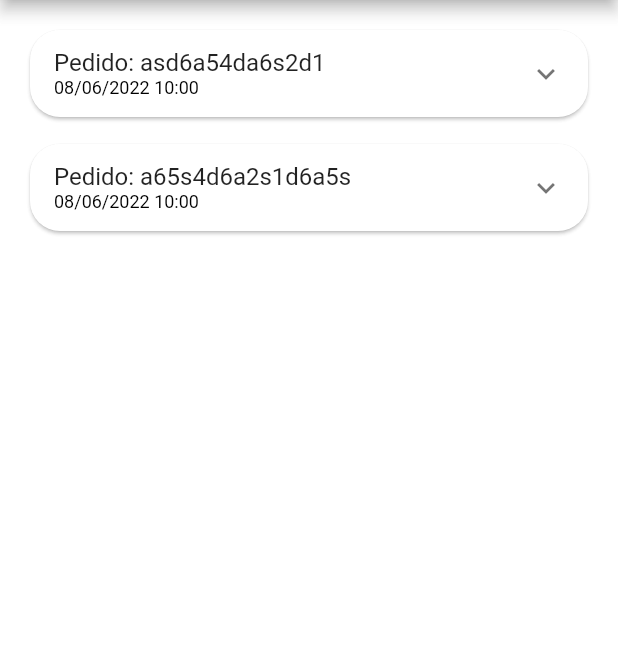
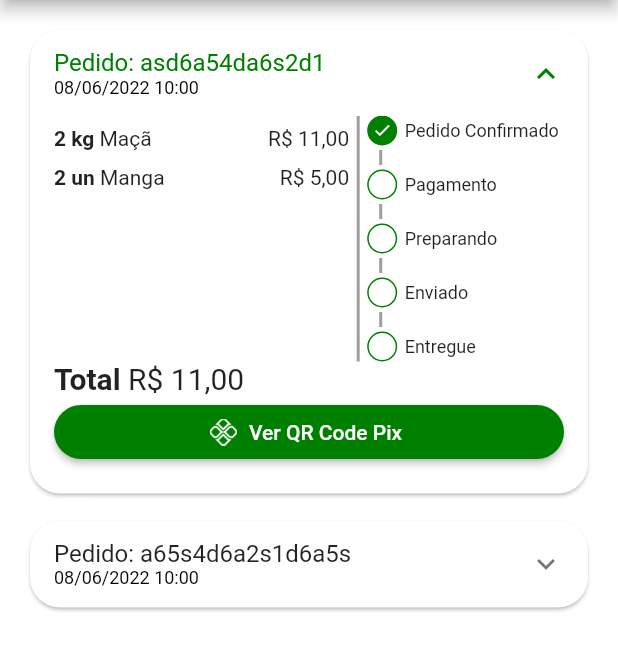
Before and after one commit to laisriquieri/hortifruti-flutter, a Flutter app: the OrdersTab screen opened directly, on a phone screen of 412 x 824 dp, the part 84-755 px from its top. Run offline on Flutter 3.47's test engine with Material 2 defaults, Android fonts, the light colour scheme and no system bars; our stand-ins replace animated_text_kit, badges, mask_text_input_formatter, qr_flutter.

Commit message:
Tela Pedidos Finalizada

```diff
--- /dev/null
+++ b/lib/src/pages/orders/components/order_status_widget.dart
@@ -0,0 +1,130 @@
+import 'package:app_comerce/src/config/custom_colors.dart';
+import 'package:flutter/material.dart';
+
+class OrderStatusWidget extends StatelessWidget {
+  final String status;
+  final bool isOverdue;
+
+  final Map<String, int> allStatus = <String, int>{
+    'pending_payment': 0,
+    'refunded': 1,
+    'paid': 2,
+    'preparing_purchase': 3,
+    'shipping': 4,
+    'delivered': 5,
+  };
+
+  int get currentStatus => allStatus[status]!;
+
+  OrderStatusWidget({
+    Key? key,
+    required this.isOverdue,
+    required this.status,
+  }) : super(key: key);
+
+  @override
+  Widget build(BuildContext context) {
+    return Column(
+      crossAxisAlignment: CrossAxisAlignment.start,
+      children: [
+        _StatusDot(
+          isActive: true,
+          title: 'Pedido Confirmado',
+        ),
+        const _CustomDivider(),
+        if (currentStatus == 1) ...[
+          const _StatusDot(
+            isActive: true,
+            title: 'Pix estornado',
+            backgroundColor: Colors.orange,
+          ),
+        ] else if (isOverdue) ...[
+          const _StatusDot(
+            isActive: true,
+            title: 'Pagamento Pix vencido',
+            backgroundColor: Colors.red,
+          ),
+        ] else ...[
+          _StatusDot(isActive: currentStatus >=2, title: 'Pagamento',),
+          const _CustomDivider(),
+          _StatusDot(isActive: currentStatus >=3, title: 'Preparando',),
+          const _CustomDivider(),
+          _StatusDot(isActive: currentStatus >=4, title: 'Enviado',),
+          const _CustomDivider(),
+          _StatusDot(isActive: currentStatus ==5, title: 'Entregue',),
+        ]
+      ],
+    );
+  }
+}
+
+class _CustomDivider extends StatelessWidget {
+  const _CustomDivider({Key? key}) : super(key: key);
+
+  @override
+  Widget build(BuildContext context) {
+    return Container(
+      margin: const EdgeInsets.symmetric(horizontal: 8, vertical: 3),
+      height: 10,
+      width: 2,
+      color: Colors.grey,
+    );
+  }
+}
+
+class _StatusDot extends StatelessWidget {
+  final bool isActive;
+  final String title;
+  final Color? backgroundColor;
+
+  const _StatusDot({
+    Key? key,
+    required this.isActive,
+    required this.title,
+    this.backgroundColor,
+  }) : super(key: key);
+
+  @override
+  Widget build(BuildContext context) {
+    return Row(
+      children: [
+        // Dot
+        Container(
+          alignment: Alignment.center,
+          height: 20,
+          width: 20,
+          decoration: BoxDecoration(
+            shape: BoxShape.circle,
+            border: Border.all(
+              color: CustomColors.customSwatchColor,
+            ),
+            color: isActive
+                ? backgroundColor ?? CustomColors.customSwatchColor
+                : Colors.transparent,
+          ),
+          child: isActive
+              ? const Icon(
+                  Icons.check,
+                  size: 13,
+                  color: Colors.white,
+                )
+              : const SizedBox.shrink(),
+        ),
+
+        const SizedBox(
+          width: 5,
+        ),
+
+        // Texto
+        Expanded(
+          child: Text(
+            title,
+            style: const TextStyle(
+              fontSize: 12,
+            ),
+          ),
+        ),
+      ],
+    );
+  }
+}
--- a/lib/src/pages/orders/components/order_tile.dart
+++ b/lib/src/pages/orders/components/order_tile.dart
@@ -1,7 +1,10 @@
 import 'package:app_comerce/src/models/cart_item_model.dart';
 import 'package:app_comerce/src/models/order_model.dart';
+import 'package:app_comerce/src/pages/orders/components/order_status_widget.dart';
 import 'package:app_comerce/src/services/utils_services.dart';
 import 'package:flutter/material.dart';
+
+import '../../cummon_widgets/payment_dialog.dart';
 
 class OrderTile extends StatelessWidget {
   final OrderModel order;
@@ -19,6 +22,7 @@ class OrderTile extends StatelessWidget {
       child: Theme(
         data: Theme.of(context).copyWith(dividerColor: Colors.transparent),
         child: ExpansionTile(
+          initiallyExpanded: order.status == 'pending_payment',
           title: Column(
             mainAxisSize: MainAxisSize.min,
             crossAxisAlignment: CrossAxisAlignment.start,
@@ -34,13 +38,16 @@ class OrderTile extends StatelessWidget {
             ],
           ),
           childrenPadding: const EdgeInsets.fromLTRB(16, 0, 16, 16),
+          expandedCrossAxisAlignment: CrossAxisAlignment.stretch,
           children: [
-            SizedBox(
-              height: 150,
+            IntrinsicHeight(
               child: Row(
                 children: [
+                  //Lista de produtos
                   Expanded(
                     flex: 3,
+                    child: SizedBox(
+                      height: 150,
                       child: ListView(
                         children: order.items.map(
                           (orderItem) {
@@ -52,13 +59,72 @@ class OrderTile extends StatelessWidget {
                         ).toList(),
                       ),
                     ),
+                  ),
+
+                  //Divisao
+                  VerticalDivider(
+                    color: Colors.grey,
+                    thickness: 2,
+                    width: 12,
+                  ),
+
+                  //Status
                   Expanded(
                     flex: 2,
-                    child: Container(
-                      color: Colors.blue,
+                    child: OrderStatusWidget(
+                      status: order.status,
+                      isOverdue: order.overdueDateTime.isBefore(DateTime.now()),
                     ),
                   ),
                 ],
+              ),
+            ),
+
+            //Total
+
+            Text.rich(
+              TextSpan(
+                style: const TextStyle(
+                  fontSize: 20,
+                ),
+                children: [
+                  TextSpan(
+                    text: 'Total ',
+                    style: const TextStyle(
+                      fontWeight: FontWeight.bold,
+                    ),
+                  ),
+                  TextSpan(
+                    text: utilsServices.priceToCurrency(order.total),
+                  ),
+                ],
+              ),
+            ),
+
+            //Botão Pagamento
+
+            Visibility(
+              visible: order.status == 'pending_payment',
+              child: ElevatedButton.icon(
+                style: ElevatedButton.styleFrom(
+                  shape: RoundedRectangleBorder(
+                    borderRadius: BorderRadius.circular(20),
+                  ),
+                ),
+                onPressed: () {
+                  showDialog(context: context, builder: (_) {
+                    return PaymentDialog(
+                      order: order,
+                    );
+                  },);
+                },
+                icon: Image.asset(
+                  'assets/app_images/pix.png',
+                  height: 18,
+                ),
+                label: const Text(
+                  'Ver QR Code Pix',
+                ),
               ),
             ),
           ],
--- a/pubspec.yaml
+++ b/pubspec.yaml
@@ -38,6 +38,7 @@ dependencies:
   mask_text_input_formatter: ^2.1.0
   badges: ^2.0.2
   intl: ^0.17.0
+  qr_flutter: ^4.0.0
 
 dev_dependencies:
   flutter_test:
@@ -64,6 +65,7 @@ flutter:
   # To add assets to your application, add an assets section, like this:
   assets:
     - assets/fruits/
+    - assets/app_images/
   #   - images/a_dot_ham.jpeg
 
   # An image asset can refer to one or more resolution-specific "variants", see
```
Also changed, not shown: lib/src/pages/cart/cart_tab.dart (+10 -0 lines), lib/src/pages/cummon_widgets/payment_dialog.dart (added, +111 -0 lines), assets/app_images/pix.png (added), pubspec.lock. Lines whose indentation alone changed are shown as unchanged.
